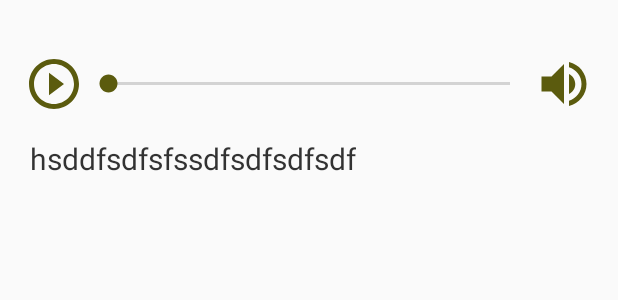
After one commit to Baxbergen/ErteklerProgramm, an Android app: the layout fragment_full_story.xml on its own in the app's theme, with its tools: preview values and no code run, on a phone screen of 412 x 824 dp. The commit adds this screen. Shown: the top 300 px of the screen. Run offline under Robolectric (Android 15) with nearby library versions, the phone set to English and light mode, and no system bars.

Commit message:
full story islendi

```diff
--- a/app/src/main/java/com/example/ertekler/MainActivity.kt
+++ b/app/src/main/java/com/example/ertekler/MainActivity.kt
@@ -27,7 +27,7 @@ class MainActivity : AppCompatActivity() {
         val navController = findNavController(R.id.nav_host_fragment)
         // Passing each menu ID as a set of Ids because each
         // menu should be considered as top level destinations.
-        appBarConfiguration = AppBarConfiguration(setOf(R.id.nav_home, R.id.nav_gallery, R.id.nav_slideshow), drawerLayout)
+        appBarConfiguration = AppBarConfiguration(setOf(R.id.nav_home), drawerLayout)
         setupActionBarWithNavController(navController, appBarConfiguration)
         navView.setupWithNavController(navController)
     }
--- a/app/src/main/java/com/example/ertekler/data/dao/StoriesDao.kt
+++ b/app/src/main/java/com/example/ertekler/data/dao/StoriesDao.kt
@@ -1,5 +1,6 @@
 package com.example.ertekler.data.dao
 
+import android.content.Context
 import androidx.room.Dao
 import androidx.room.Query
 import com.example.ertekler.data.model.Story
@@ -15,4 +16,7 @@ interface StoriesDao{
 
     @Query ("SELECT * FROM types")
     fun getAllTypes (): List<StoryType>
+
+    @Query ("SELECT * FROM stories WHERE id =:id")
+    fun getStoryById(id: Int): Story
 }
--- /dev/null
+++ b/app/src/main/java/com/example/ertekler/ui/fullStories/FullStoryView.kt
@@ -0,0 +1,5 @@
+package com.example.ertekler.ui.fullStories
+
+interface FullStoryView {
+    fun setContent(content: String)
+}
--- a/app/src/main/java/com/example/ertekler/ui/fullStories/FullStoryViewModel.kt
+++ /dev/null
@@ -1,4 +0,0 @@
-package com.example.ertekler.ui.fullStories
-
-class FullStoryViewModel {
-}
--- /dev/null
+++ b/app/src/main/res/drawable/ic_baseline_pause_circle_outline_24.xml
@@ -0,0 +1,5 @@
+<vector android:height="24dp" android:tint="#5B5B0E"
+    android:viewportHeight="24" android:viewportWidth="24"
+    android:width="24dp" xmlns:android="http://schemas.android.com/apk/res/android">
+    <path android:fillColor="@android:color/white" android:pathData="M9,16h2L11,8L9,8v8zM12,2C6.48,2 2,6.48 2,12s4.48,10 10,10 10,-4.48 10,-10S17.52,2 12,2zM12,20c-4.41,0 -8,-3.59 -8,-8s3.59,-8 8,-8 8,3.59 8,8 -3.59,8 -8,8zM13,16h2L15,8h-2v8z"/>
+</vector>
--- /dev/null
+++ b/app/src/main/res/drawable/ic_baseline_play_circle_outline_24.xml
@@ -0,0 +1,5 @@
+<vector android:height="24dp" android:tint="#5B5B0E"
+    android:viewportHeight="24" android:viewportWidth="24"
+    android:width="24dp" xmlns:android="http://schemas.android.com/apk/res/android">
+    <path android:fillColor="@android:color/white" android:pathData="M10,16.5l6,-4.5 -6,-4.5v9zM12,2C6.48,2 2,6.48 2,12s4.48,10 10,10 10,-4.48 10,-10S17.52,2 12,2zM12,20c-4.41,0 -8,-3.59 -8,-8s3.59,-8 8,-8 8,3.59 8,8 -3.59,8 -8,8z"/>
+</vector>
--- /dev/null
+++ b/app/src/main/res/drawable/ic_baseline_volume_up_24.xml
@@ -0,0 +1,5 @@
+<vector android:height="24dp" android:tint="#5B5B0E"
+    android:viewportHeight="24" android:viewportWidth="24"
+    android:width="24dp" xmlns:android="http://schemas.android.com/apk/res/android">
+    <path android:fillColor="@android:color/white" android:pathData="M3,9v6h4l5,5L12,4L7,9L3,9zM16.5,12c0,-1.77 -1.02,-3.29 -2.5,-4.03v8.05c1.48,-0.73 2.5,-2.25 2.5,-4.02zM14,3.23v2.06c2.89,0.86 5,3.54 5,6.71s-2.11,5.85 -5,6.71v2.06c4.01,-0.91 7,-4.49 7,-8.77s-2.99,-7.86 -7,-8.77z"/>
+</vector>
--- /dev/null
+++ b/app/src/main/res/layout/fragment_full_story.xml
@@ -0,0 +1,68 @@
+<?xml version="1.0" encoding="utf-8"?>
+<androidx.constraintlayout.widget.ConstraintLayout xmlns:android="http://schemas.android.com/apk/res/android"
+    android:layout_width="match_parent"
+    android:layout_height="match_parent"
+    xmlns:app="http://schemas.android.com/apk/res-auto"
+    android:layout_marginTop="20dp"
+    android:layout_marginBottom="20dp">
+
+    <androidx.constraintlayout.widget.ConstraintLayout
+        android:id="@+id/clPlayer"
+        android:layout_width="match_parent"
+        android:layout_height="72dp"
+        app:layout_constraintTop_toTopOf="parent"
+        app:layout_constraintStart_toStartOf="parent">
+
+        <ImageView
+            android:id="@+id/btnPlay"
+            android:layout_width="40dp"
+            android:layout_height="40dp"
+            android:src="@drawable/ic_baseline_play_circle_outline_24"
+            app:layout_constraintTop_toTopOf="parent"
+            app:layout_constraintStart_toStartOf="parent"
+            app:layout_constraintBottom_toBottomOf="parent"
+            android:layout_marginStart="16dp"/>
+        <SeekBar
+            android:id="@+id/sbPlayer"
+            android:layout_width="0dp"
+            android:layout_height="25dp"
+            app:layout_constraintStart_toEndOf="@id/btnPlay"
+            app:layout_constraintTop_toTopOf="parent"
+            app:layout_constraintBottom_toBottomOf="parent"
+            app:layout_constraintEnd_toStartOf="@id/btnVolume"
+            android:thumbTint="#5B5B0E"
+            android:thumbTintMode="src_atop"/>
+
+        <ImageView
+            android:id="@+id/btnVolume"
+            android:layout_width="40dp"
+            android:layout_height="40dp"
+            app:layout_constraintTop_toTopOf="parent"
+            app:layout_constraintBottom_toBottomOf="parent"
+            app:layout_constraintEnd_toEndOf="parent"
+            android:layout_marginEnd="16dp"
+            android:src="@drawable/ic_baseline_volume_up_24"/>
+    </androidx.constraintlayout.widget.ConstraintLayout>
+
+    <ScrollView
+        android:layout_width="match_parent"
+        android:layout_height="0dp"
+        app:layout_constraintStart_toStartOf="parent"
+        app:layout_constraintEnd_toEndOf="parent"
+        app:layout_constraintTop_toBottomOf="@id/clPlayer"
+        android:layout_marginStart="20dp"
+        android:layout_marginEnd="20dp"
+        android:paddingBottom="100dp">
+
+        <TextView
+            android:id="@+id/tvStory"
+            android:layout_width="wrap_content"
+            android:layout_height="0dp"
+            android:textSize="20sp"
+            android:text="hsddfsdfsfssdfsdfsdfsdf"
+            android:textColor="#CC000000"/>
+    </ScrollView>
+
+
+
+</androidx.constraintlayout.widget.ConstraintLayout>
```
Also changed, not shown: app/src/main/java/com/example/ertekler/ui/fullStories/FullStoryFragment.kt (+30 -1 lines), app/src/main/java/com/example/ertekler/ui/fullStories/FullStoryPresenter.kt (added, +9 -0 lines), app/src/main/java/com/example/ertekler/ui/stories/StoryListAdapter.kt (+8 -2 lines), app/src/main/java/com/example/ertekler/ui/stories/StoryListFragment.kt (+14 -0 lines), app/src/main/java/com/example/ertekler/ui/stories/StoryListPresenter.kt (+0 -1 lines), app/src/main/res/navigation/mobile_navigation.xml (+12 -27 lines).
